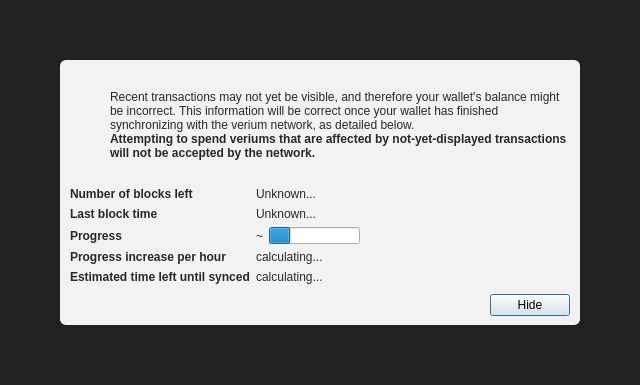
Before: the Qt Designer form src/qt/forms/modaloverlay.ui in VeriConomy/vericoin, drawn with Qt 5.
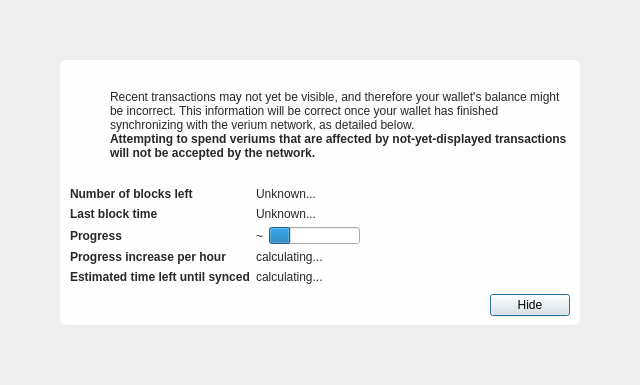
After: the same form once the commit is applied. Icons and pictures are not drawn. Custom widgets are drawn as their Qt base class.

Diff of the .ui file:
```diff
--- a/src/qt/forms/modaloverlay.ui
+++ b/src/qt/forms/modaloverlay.ui
@@ -31,9 +31,6 @@
    </property>
    <item>
     <widget class="QWidget" name="bgWidget" native="true">
-     <property name="styleSheet">
-      <string notr="true">#bgWidget { background: rgba(0,0,0,220); }</string>
-     </property>
      <layout class="QVBoxLayout" name="verticalLayoutMain" stretch="1">
       <property name="leftMargin">
        <number>60</number>
```
